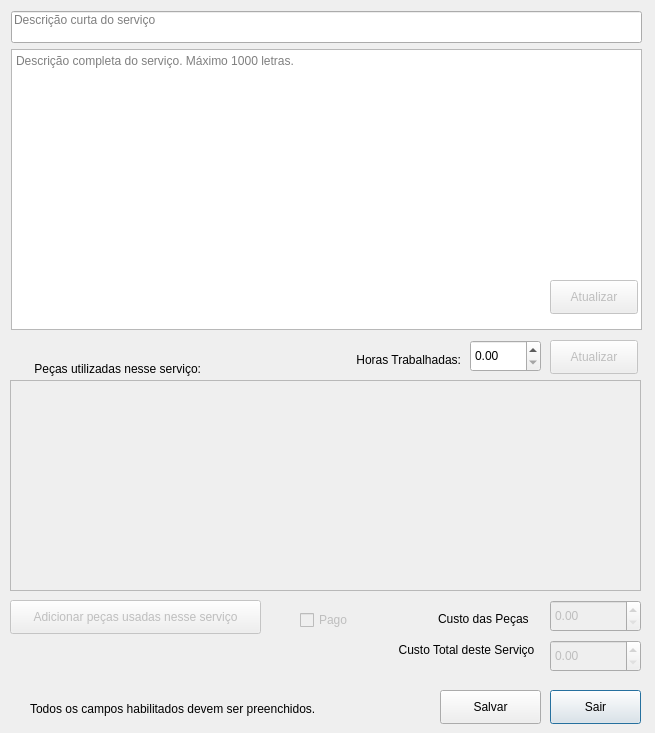
Before: the Qt Designer form addservice.ui in bedi1982/Oficina, drawn with Qt 5.
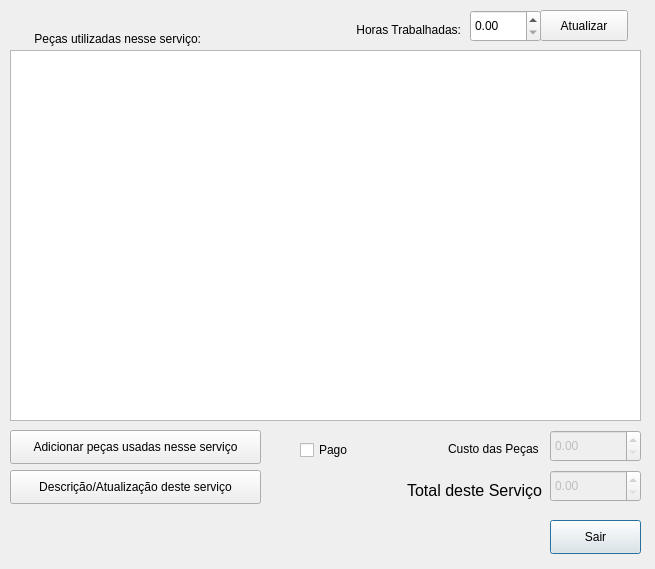
After: the same form once the commit is applied.

Patch:
```diff
--- a/addservice.ui
+++ b/addservice.ui
@@ -7,7 +7,7 @@
     <x>0</x>
     <y>0</y>
     <width>655</width>
-    <height>733</height>
+    <height>569</height>
    </rect>
   </property>
   <property name="sizePolicy">
@@ -18,14 +18,14 @@
   </property>
   <property name="minimumSize">
    <size>
-    <width>655</width>
-    <height>733</height>
+    <width>569</width>
+    <height>0</height>
    </size>
   </property>
   <property name="maximumSize">
    <size>
     <width>655</width>
-    <height>733</height>
+    <height>569</height>
    </size>
   </property>
   <property name="windowTitle">
@@ -35,7 +35,7 @@
    <property name="geometry">
     <rect>
      <x>550</x>
-     <y>690</y>
+     <y>520</y>
      <width>91</width>
      <height>34</height>
     </rect>
@@ -44,43 +44,11 @@
     <string>Sair</string>
    </property>
   </widget>
-  <widget class="QLabel" name="lbl_Feedback">
-   <property name="geometry">
-    <rect>
-     <x>30</x>
-     <y>700</y>
-     <width>341</width>
-     <height>18</height>
-    </rect>
-   </property>
-   <property name="text">
-    <string>Todos os campos habilitados devem ser preenchidos.</string>
-   </property>
-  </widget>
-  <widget class="QPushButton" name="btn_Salvar">
-   <property name="geometry">
-    <rect>
-     <x>440</x>
-     <y>690</y>
-     <width>101</width>
-     <height>34</height>
-    </rect>
-   </property>
-   <property name="sizePolicy">
-    <sizepolicy hsizetype="Fixed" vsizetype="Fixed">
-     <horstretch>0</horstretch>
-     <verstretch>0</verstretch>
-    </sizepolicy>
-   </property>
-   <property name="text">
-    <string>Salvar</string>
-   </property>
-  </widget>
   <widget class="QLabel" name="lbl_PartsCost">
    <property name="geometry">
     <rect>
-     <x>430</x>
-     <y>610</y>
+     <x>440</x>
+     <y>440</y>
      <width>102</width>
      <height>18</height>
     </rect>
@@ -95,14 +63,19 @@
   <widget class="QLabel" name="lbl_totlaServiceCost">
    <property name="geometry">
     <rect>
-     <x>380</x>
-     <y>640</y>
-     <width>161</width>
+     <x>340</x>
+     <y>480</y>
+     <width>211</width>
      <height>20</height>
     </rect>
    </property>
+   <property name="font">
+    <font>
+     <pointsize>12</pointsize>
+    </font>
+   </property>
    <property name="text">
-    <string>Custo Total deste Serviço  </string>
+    <string>Total deste Serviço  </string>
    </property>
    <property name="alignment">
     <set>Qt::AlignRight|Qt::AlignTrailing|Qt::AlignVCenter</set>
@@ -110,12 +83,12 @@
   </widget>
   <widget class="QPushButton" name="btn_Add_PartsUsedInTheService">
    <property name="enabled">
-    <bool>false</bool>
+    <bool>true</bool>
    </property>
    <property name="geometry">
     <rect>
      <x>10</x>
-     <y>600</y>
+     <y>430</y>
      <width>251</width>
      <height>34</height>
     </rect>
@@ -133,8 +106,8 @@
   <widget class="QLabel" name="lbl_Emoticon">
    <property name="geometry">
     <rect>
-     <x>20</x>
-     <y>650</y>
+     <x>490</x>
+     <y>510</y>
      <width>48</width>
      <height>48</height>
     </rect>
@@ -156,7 +129,7 @@
    <property name="geometry">
     <rect>
      <x>550</x>
-     <y>640</y>
+     <y>470</y>
      <width>91</width>
      <height>32</height>
     </rect>
@@ -175,7 +148,7 @@
    <property name="geometry">
     <rect>
      <x>550</x>
-     <y>600</y>
+     <y>430</y>
      <width>91</width>
      <height>32</height>
     </rect>
@@ -187,64 +160,16 @@
     <double>5.000000000000000</double>
    </property>
   </widget>
-  <widget class="QTextEdit" name="txt_FullDescription">
-   <property name="geometry">
-    <rect>
-     <x>11</x>
-     <y>49</y>
-     <width>631</width>
-     <height>281</height>
-    </rect>
-   </property>
-   <property name="autoFormatting">
-    <set>QTextEdit::AutoNone</set>
-   </property>
-   <property name="tabChangesFocus">
-    <bool>true</bool>
-   </property>
-   <property name="html">
-    <string>&lt;!DOCTYPE HTML PUBLIC &quot;-//W3C//DTD HTML 4.0//EN&quot; &quot;http://www.w3.org/TR/REC-html40/strict.dtd&quot;&gt;
-&lt;html&gt;&lt;head&gt;&lt;meta name=&quot;qrichtext&quot; content=&quot;1&quot; /&gt;&lt;style type=&quot;text/css&quot;&gt;
-p, li { white-space: pre-wrap; }
-&lt;/style&gt;&lt;/head&gt;&lt;body style=&quot; font-family:'Noto Sans'; font-size:10pt; font-weight:400; font-style:normal;&quot;&gt;
-&lt;p style=&quot;-qt-paragraph-type:empty; margin-top:0px; margin-bottom:0px; margin-left:0px; margin-right:0px; -qt-block-indent:0; text-indent:0px;&quot;&gt;&lt;br /&gt;&lt;/p&gt;&lt;/body&gt;&lt;/html&gt;</string>
-   </property>
-   <property name="placeholderText">
-    <string>Descrição completa do serviço. Máximo 1000 letras.</string>
-   </property>
-  </widget>
-  <widget class="QLineEdit" name="line_ShortDescription">
-   <property name="geometry">
-    <rect>
-     <x>11</x>
-     <y>11</y>
-     <width>631</width>
-     <height>32</height>
-    </rect>
-   </property>
-   <property name="text">
-    <string/>
-   </property>
-   <property name="maxLength">
-    <number>70</number>
-   </property>
-   <property name="alignment">
-    <set>Qt::AlignLeading|Qt::AlignLeft|Qt::AlignTop</set>
-   </property>
-   <property name="placeholderText">
-    <string>Descrição curta do serviço</string>
-   </property>
-  </widget>
   <widget class="QTableView" name="tbl_PartsUsedInService">
    <property name="enabled">
-    <bool>false</bool>
+    <bool>true</bool>
    </property>
    <property name="geometry">
     <rect>
      <x>10</x>
-     <y>380</y>
+     <y>50</y>
      <width>631</width>
-     <height>211</height>
+     <height>371</height>
     </rect>
    </property>
   </widget>
@@ -252,7 +177,7 @@
    <property name="geometry">
     <rect>
      <x>10</x>
-     <y>360</y>
+     <y>30</y>
      <width>191</width>
      <height>18</height>
     </rect>
@@ -271,7 +196,7 @@
    <property name="geometry">
     <rect>
      <x>470</x>
-     <y>340</y>
+     <y>10</y>
      <width>71</width>
      <height>32</height>
     </rect>
@@ -284,7 +209,7 @@
    <property name="geometry">
     <rect>
      <x>280</x>
-     <y>350</y>
+     <y>20</y>
      <width>181</width>
      <height>20</height>
     </rect>
@@ -298,12 +223,12 @@
   </widget>
   <widget class="QCheckBox" name="check_Pago">
    <property name="enabled">
-    <bool>false</bool>
+    <bool>true</bool>
    </property>
    <property name="geometry">
     <rect>
      <x>300</x>
-     <y>610</y>
+     <y>440</y>
      <width>88</width>
      <height>20</height>
     </rect>
@@ -314,14 +239,14 @@
   </widget>
   <widget class="QPushButton" name="btn_save_hoursWorked">
    <property name="enabled">
-    <bool>false</bool>
+    <bool>true</bool>
    </property>
    <property name="geometry">
     <rect>
-     <x>550</x>
-     <y>340</y>
+     <x>540</x>
+     <y>10</y>
      <width>88</width>
-     <height>34</height>
+     <height>31</height>
     </rect>
    </property>
    <property name="text">
@@ -330,18 +255,18 @@
   </widget>
   <widget class="QPushButton" name="btn_atualizarDescricaoServico">
    <property name="enabled">
-    <bool>false</bool>
+    <bool>true</bool>
    </property>
    <property name="geometry">
     <rect>
-     <x>550</x>
-     <y>280</y>
-     <width>88</width>
+     <x>10</x>
+     <y>470</y>
+     <width>251</width>
      <height>34</height>
     </rect>
    </property>
    <property name="text">
-    <string>Atualizar</string>
+    <string>Descrição/Atualização deste serviço</string>
    </property>
   </widget>
  </widget>
```
Left out of the diff: 3 changed lines with no effect on the pictures.
